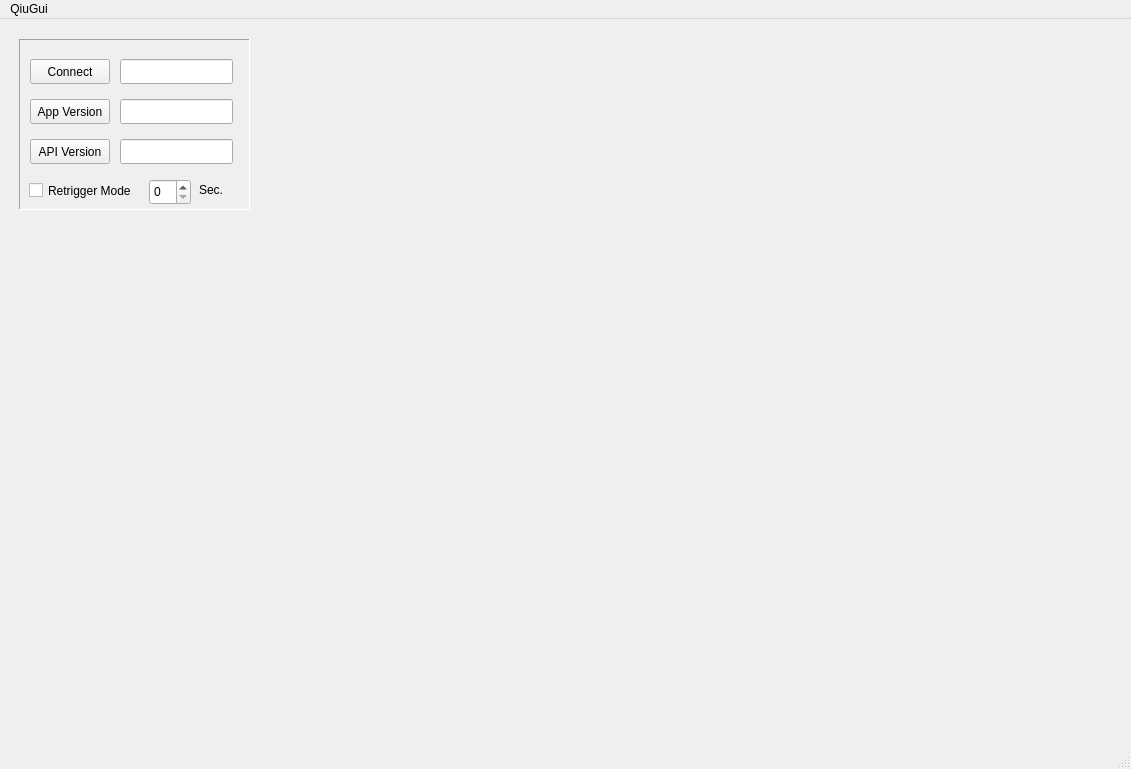
Qt form designer_qiu_qiu.ui (fulig/qiu_repo) before a commit.
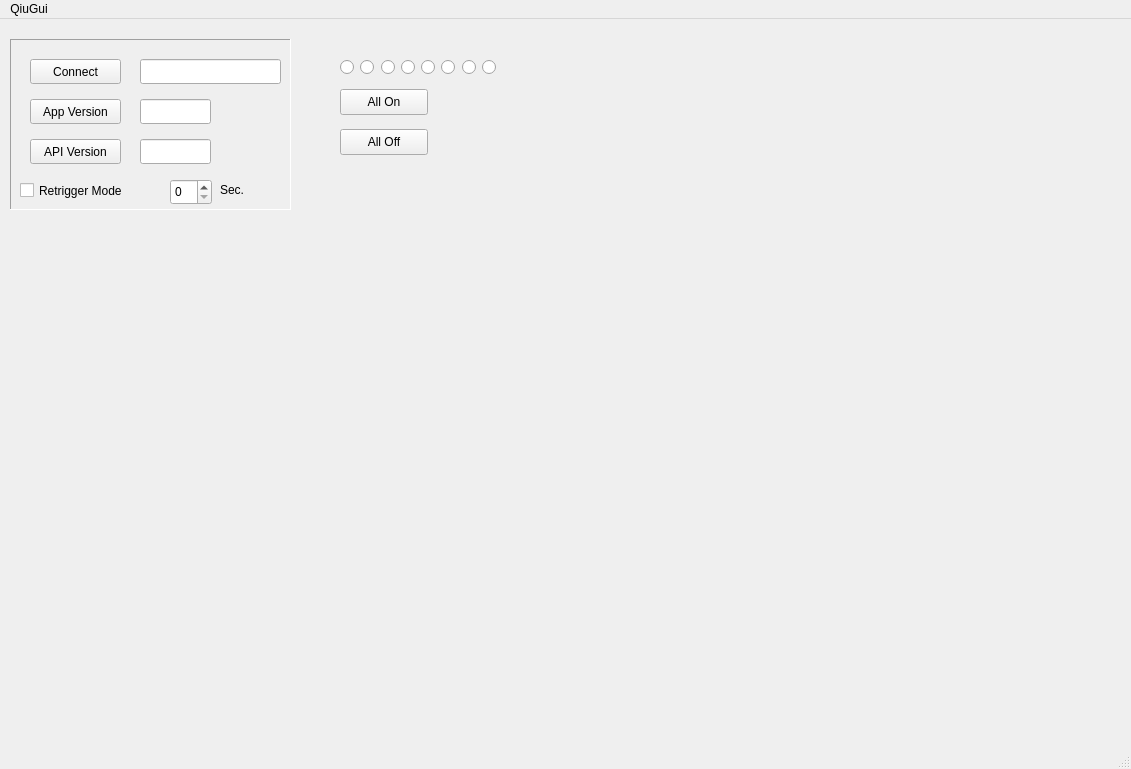
The same form after that commit.

Patch:
```diff
--- a/designer_qiu_qiu.ui
+++ b/designer_qiu_qiu.ui
@@ -19,7 +19,7 @@
      <rect>
       <x>30</x>
       <y>40</y>
-      <width>80</width>
+      <width>91</width>
       <height>25</height>
      </rect>
     </property>
@@ -32,7 +32,7 @@
      <rect>
       <x>30</x>
       <y>80</y>
-      <width>80</width>
+      <width>91</width>
       <height>25</height>
      </rect>
     </property>
@@ -45,7 +45,7 @@
      <rect>
       <x>30</x>
       <y>120</y>
-      <width>80</width>
+      <width>91</width>
       <height>25</height>
      </rect>
     </property>
@@ -53,42 +53,12 @@
      <string>API Version</string>
     </property>
    </widget>
-   <widget class="QLineEdit" name="lineEdit">
-    <property name="geometry">
-     <rect>
-      <x>120</x>
-      <y>40</y>
-      <width>113</width>
-      <height>25</height>
-     </rect>
-    </property>
-   </widget>
-   <widget class="QLineEdit" name="lineEdit_2">
-    <property name="geometry">
-     <rect>
-      <x>120</x>
-      <y>80</y>
-      <width>113</width>
-      <height>25</height>
-     </rect>
-    </property>
-   </widget>
-   <widget class="QLineEdit" name="lineEdit_3">
-    <property name="geometry">
-     <rect>
-      <x>120</x>
-      <y>120</y>
-      <width>113</width>
-      <height>25</height>
-     </rect>
-    </property>
-   </widget>
    <widget class="QFrame" name="main_operations">
     <property name="geometry">
      <rect>
-      <x>19</x>
+      <x>10</x>
       <y>20</y>
-      <width>231</width>
+      <width>281</width>
       <height>171</height>
      </rect>
     </property>
@@ -99,11 +69,14 @@
      <enum>QFrame::Sunken</enum>
     </property>
     <widget class="QCheckBox" name="retrigger">
+     <property name="enabled">
+      <bool>true</bool>
+     </property>
      <property name="geometry">
       <rect>
        <x>10</x>
        <y>140</y>
-       <width>111</width>
+       <width>131</width>
        <height>23</height>
       </rect>
      </property>
@@ -114,7 +87,7 @@
     <widget class="QSpinBox" name="retrigger_sec">
      <property name="geometry">
       <rect>
-       <x>130</x>
+       <x>160</x>
        <y>140</y>
        <width>42</width>
        <height>26</height>
@@ -127,7 +100,7 @@
     <widget class="QLabel" name="label">
      <property name="geometry">
       <rect>
-       <x>180</x>
+       <x>210</x>
        <y>140</y>
        <width>54</width>
        <height>21</height>
@@ -137,6 +110,154 @@
       <string>Sec.</string>
      </property>
     </widget>
+    <widget class="QLineEdit" name="app_version_text">
+     <property name="geometry">
+      <rect>
+       <x>130</x>
+       <y>60</y>
+       <width>71</width>
+       <height>25</height>
+      </rect>
+     </property>
+    </widget>
+    <widget class="QLineEdit" name="api_version_text">
+     <property name="geometry">
+      <rect>
+       <x>130</x>
+       <y>100</y>
+       <width>71</width>
+       <height>25</height>
+      </rect>
+     </property>
+    </widget>
+    <widget class="QLineEdit" name="qiup_name">
+     <property name="geometry">
+      <rect>
+       <x>130</x>
+       <y>20</y>
+       <width>141</width>
+       <height>25</height>
+      </rect>
+     </property>
+    </widget>
+   </widget>
+   <widget class="QPushButton" name="pushButton">
+    <property name="geometry">
+     <rect>
+      <x>340</x>
+      <y>70</y>
+      <width>88</width>
+      <height>26</height>
+     </rect>
+    </property>
+    <property name="text">
+     <string>All On</string>
+    </property>
+   </widget>
+   <widget class="QPushButton" name="pushButton_2">
+    <property name="geometry">
+     <rect>
+      <x>340</x>
+      <y>110</y>
+      <width>88</width>
+      <height>26</height>
+     </rect>
+    </property>
+    <property name="text">
+     <string>All Off</string>
+    </property>
+   </widget>
+   <widget class="QWidget" name="">
+    <property name="geometry">
+     <rect>
+      <x>340</x>
+      <y>40</y>
+      <width>156</width>
+      <height>17</height>
+     </rect>
+    </property>
+    <layout class="QHBoxLayout" name="horizontalLayout">
+     <item>
+      <widget class="QRadioButton" name="led1">
+       <property name="text">
+        <string/>
+       </property>
+       <property name="autoExclusive">
+        <bool>false</bool>
+       </property>
+      </widget>
+     </item>
+     <item>
+      <widget class="QRadioButton" name="led2">
+       <property name="text">
+        <string/>
+       </property>
+       <property name="autoExclusive">
+        <bool>false</bool>
+       </property>
+      </widget>
+     </item>
+     <item>
+      <widget class="QRadioButton" name="led3">
+       <property name="text">
+        <string/>
+       </property>
+       <property name="autoExclusive">
+        <bool>false</bool>
+       </property>
+      </widget>
+     </item>
+     <item>
+      <widget class="QRadioButton" name="led4">
+       <property name="text">
+        <string/>
+       </property>
+       <property name="autoExclusive">
+        <bool>false</bool>
+       </property>
+      </widget>
+     </item>
+     <item>
+      <widget class="QRadioButton" name="led5">
+       <property name="text">
+        <string/>
+       </property>
+       <property name="autoExclusive">
+        <bool>false</bool>
+       </property>
+      </widget>
+     </item>
+     <item>
+      <widget class="QRadioButton" name="led6">
+       <property name="text">
+        <string/>
+       </property>
+       <property name="autoExclusive">
+        <bool>false</bool>
+       </property>
+      </widget>
+     </item>
+     <item>
+      <widget class="QRadioButton" name="led8">
+       <property name="text">
+        <string/>
+       </property>
+       <property name="autoExclusive">
+        <bool>false</bool>
+       </property>
+      </widget>
+     </item>
+     <item>
+      <widget class="QRadioButton" name="led7">
+       <property name="text">
+        <string/>
+       </property>
+       <property name="autoExclusive">
+        <bool>false</bool>
+       </property>
+      </widget>
+     </item>
+    </layout>
    </widget>
    <zorder>main_operations</zorder>
    <zorder>Connect</zorder>
```
Left out of the diff: 23 changed lines with no effect on the pictures.
